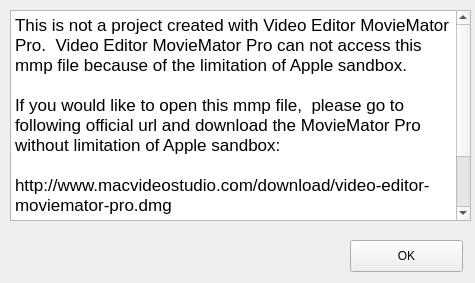
The window that src/shotcut/src/dialogs/invalidprojectdialog.ui (hansewu/MovieMator) describes before a commit, drawn with Qt 5.
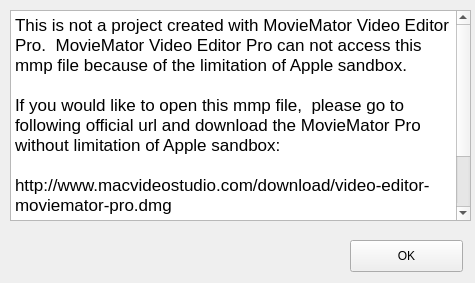
The same window after the commit.

Commit message: 1 更改所有叫Movie Video Editor 都改回来叫 MovieMator Video Editor

```diff
--- a/src/shotcut/src/dialogs/invalidprojectdialog.ui
+++ b/src/shotcut/src/dialogs/invalidprojectdialog.ui
@@ -27,7 +27,7 @@
 &lt;html&gt;&lt;head&gt;&lt;meta name=&quot;qrichtext&quot; content=&quot;1&quot; /&gt;&lt;style type=&quot;text/css&quot;&gt;
 p, li { white-space: pre-wrap; }
 &lt;/style&gt;&lt;/head&gt;&lt;body style=&quot; font-family:'.SF NS Text'; font-size:13pt; font-weight:400; font-style:normal;&quot;&gt;
-&lt;p style=&quot; margin-top:0px; margin-bottom:0px; margin-left:0px; margin-right:0px; -qt-block-indent:0; text-indent:0px;&quot;&gt;&lt;span style=&quot; font-family:'Helvetica';&quot;&gt;This is not a project created with Video Editor MovieMator Pro.  Video Editor MovieMator Pro can not access this &lt;/span&gt;&lt;span style=&quot; font-family:'PingFang SC';&quot;&gt;mmp file because of the limitation of Apple sandbox. &lt;/span&gt;&lt;/p&gt;
+&lt;p style=&quot; margin-top:0px; margin-bottom:0px; margin-left:0px; margin-right:0px; -qt-block-indent:0; text-indent:0px;&quot;&gt;&lt;span style=&quot; font-family:'Helvetica';&quot;&gt;This is not a project created with &lt;/span&gt;MovieMator&lt;span style=&quot; color:#c0c0c0;&quot;&gt; &lt;/span&gt;Video&lt;span style=&quot; color:#c0c0c0;&quot;&gt; &lt;/span&gt;Editor&lt;span style=&quot; font-family:'Helvetica';&quot;&gt; Pro.  &lt;/span&gt;MovieMator&lt;span style=&quot; color:#c0c0c0;&quot;&gt; &lt;/span&gt;Video&lt;span style=&quot; color:#c0c0c0;&quot;&gt; &lt;/span&gt;Editor &lt;span style=&quot; font-family:'Helvetica';&quot;&gt;Pro can not access this &lt;/span&gt;&lt;span style=&quot; font-family:'PingFang SC';&quot;&gt;mmp file because of the limitation of Apple sandbox. &lt;/span&gt;&lt;/p&gt;
 &lt;p style=&quot;-qt-paragraph-type:empty; margin-top:0px; margin-bottom:0px; margin-left:0px; margin-right:0px; -qt-block-indent:0; text-indent:0px; font-family:'PingFang SC';&quot;&gt;&lt;br /&gt;&lt;/p&gt;
 &lt;p style=&quot; margin-top:0px; margin-bottom:0px; margin-left:0px; margin-right:0px; -qt-block-indent:0; text-indent:0px;&quot;&gt;&lt;span style=&quot; font-family:'PingFang SC';&quot;&gt;If you would like to open this mmp file,  please go to following official url and download the MovieMator Pro without limitation of Apple sandbox: &lt;/span&gt;&lt;/p&gt;
 &lt;p style=&quot;-qt-paragraph-type:empty; margin-top:0px; margin-bottom:0px; margin-left:0px; margin-right:0px; -qt-block-indent:0; text-indent:0px; font-family:'PingFang SC';&quot;&gt;&lt;br /&gt;&lt;/p&gt;
```
The commit also changes 11 other files.
